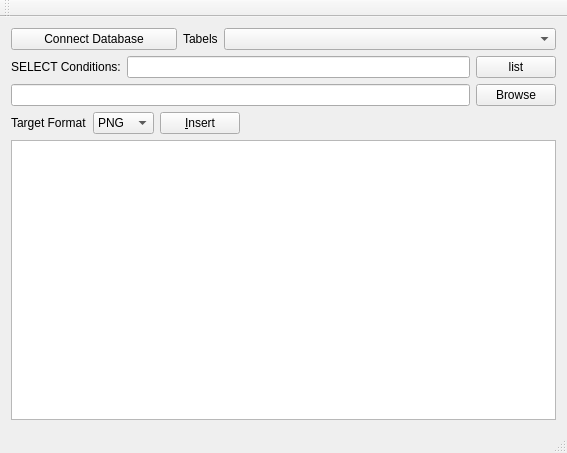
Old version of the form mainwindow.ui in the repository LangYH/DatabaseManagement.
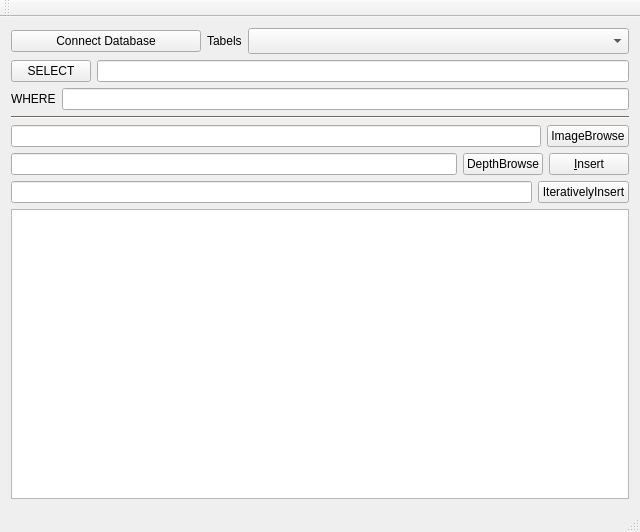
New version of the form.

```diff
--- a/mainwindow.ui
+++ b/mainwindow.ui
@@ -6,15 +6,15 @@
    <rect>
     <x>0</x>
     <y>0</y>
-    <width>567</width>
-    <height>453</height>
+    <width>640</width>
+    <height>532</height>
    </rect>
   </property>
   <property name="windowTitle">
    <string>MainWindow</string>
   </property>
   <widget class="QWidget" name="centralWidget">
-   <layout class="QVBoxLayout" name="verticalLayout">
+   <layout class="QVBoxLayout" name="verticalLayout" stretch="0,0,0,0,0,0,0,1">
     <item>
      <layout class="QHBoxLayout" name="horizontalLayout" stretch="1,0,2">
       <item>
@@ -32,31 +32,468 @@
        </widget>
       </item>
       <item>
-       <widget class="QComboBox" name="tableBox"/>
+       <widget class="QComboBox" name="tableBox">
+        <property name="font">
+         <font>
+          <pointsize>11</pointsize>
+          <weight>50</weight>
+          <bold>false</bold>
+         </font>
+        </property>
+       </widget>
       </item>
      </layout>
     </item>
     <item>
-     <layout class="QHBoxLayout" name="horizontalLayout_2" stretch="0,1,0">
-      <item>
-       <widget class="QLabel" name="label_3">
-        <property name="text">
-         <string>SELECT Conditions:</string>
-        </property>
-       </widget>
-      </item>
-      <item>
-       <widget class="QLineEdit" name="listEdit"/>
-      </item>
+     <layout class="QHBoxLayout" name="horizontalLayout_2" stretch="0,1">
       <item>
        <widget class="QPushButton" name="listButton">
         <property name="text">
-         <string>list</string>
+         <string>SELECT</string>
         </property>
        </widget>
       </item>
+      <item>
+       <widget class="QLineEdit" name="SELECTEdit"/>
+      </item>
      </layout>
     </item>
+    <item>
+     <layout class="QHBoxLayout" name="horizontalLayout_5" stretch="0,1">
+      <item>
+       <widget class="QLabel" name="label_3">
+        <property name="text">
+         <string>WHERE</string>
+        </property>
+       </widget>
+      </item>
+      <item>
+       <widget class="QLineEdit" name="WHEREEdit"/>
+      </item>
+     </layout>
+    </item>
+    <item>
+     <widget class="Line" name="line">
+      <property name="palette">
+       <palette>
+        <active>
+         <colorrole role="WindowText">
+          <brush brushstyle="SolidPattern">
+           <color alpha="255">
+            <red>0</red>
+            <green>0</green>
+            <blue>0</blue>
+           </color>
+          </brush>
+         </colorrole>
+         <colorrole role="Button">
+          <brush brushstyle="SolidPattern">
+           <color alpha="255">
+            <red>225</red>
+            <green>210</green>
+            <blue>196</blue>
+           </color>
+          </brush>
+         </colorrole>
+         <colorrole role="Light">
+          <brush brushstyle="SolidPattern">
+           <color alpha="255">
+            <red>255</red>
+            <green>255</green>
+            <blue>255</blue>
+           </color>
+          </brush>
+         </colorrole>
+         <colorrole role="Midlight">
+          <brush brushstyle="SolidPattern">
+           <color alpha="255">
+            <red>240</red>
+            <green>232</green>
+            <blue>225</blue>
+           </color>
+          </brush>
+         </colorrole>
+         <colorrole role="Dark">
+          <brush brushstyle="SolidPattern">
+           <color alpha="255">
+            <red>112</red>
+            <green>105</green>
+            <blue>98</blue>
+           </color>
+          </brush>
+         </colorrole>
+         <colorrole role="Mid">
+          <brush brushstyle="SolidPattern">
+           <color alpha="255">
+            <red>150</red>
+            <green>140</green>
+            <blue>131</blue>
+           </color>
+          </brush>
+         </colorrole>
+         <colorrole role="Text">
+          <brush brushstyle="SolidPattern">
+           <color alpha="255">
+            <red>0</red>
+            <green>0</green>
+            <blue>0</blue>
+           </color>
+          </brush>
+         </colorrole>
+         <colorrole role="BrightText">
+          <brush brushstyle="SolidPattern">
+           <color alpha="255">
+            <red>255</red>
+            <green>255</green>
+            <blue>255</blue>
+           </color>
+          </brush>
+         </colorrole>
+         <colorrole role="ButtonText">
+          <brush brushstyle="SolidPattern">
+           <color alpha="255">
+            <red>0</red>
+            <green>0</green>
+            <blue>0</blue>
+           </color>
+          </brush>
+         </colorrole>
+         <colorrole role="Base">
+          <brush brushstyle="SolidPattern">
+           <color alpha="255">
+            <red>255</red>
+            <green>255</green>
+            <blue>255</blue>
+           </color>
+          </brush>
+         </colorrole>
+         <colorrole role="Window">
+          <brush brushstyle="SolidPattern">
+           <color alpha="255">
+            <red>225</red>
+            <green>210</green>
+            <blue>196</blue>
+           </color>
+          </brush>
+         </colorrole>
+         <colorrole role="Shadow">
+          <brush brushstyle="SolidPattern">
+           <color alpha="255">
+            <red>0</red>
+            <green>0</green>
+            <blue>0</blue>
+           </color>
+          </brush>
+         </colorrole>
+         <colorrole role="AlternateBase">
+          <brush brushstyle="SolidPattern">
+           <color alpha="255">
+            <red>240</red>
+            <green>232</green>
+            <blue>225</blue>
+           </color>
+          </brush>
+         </colorrole>
+         <colorrole role="ToolTipBase">
+          <brush brushstyle="SolidPattern">
+           <color alpha="255">
+            <red>255</red>
+            <green>255</green>
+            <blue>220</blue>
+           </color>
+          </brush>
+         </colorrole>
+         <colorrole role="ToolTipText">
+          <brush brushstyle="SolidPattern">
+           <color alpha="255">
+            <red>0</red>
+            <green>0</green>
+            <blue>0</blue>
+           </color>
+          </brush>
+         </colorrole>
+        </active>
+        <inactive>
+         <colorrole role="WindowText">
+          <brush brushstyle="SolidPattern">
+           <color alpha="255">
+            <red>0</red>
+            <green>0</green>
+            <blue>0</blue>
+           </color>
+          </brush>
+         </colorrole>
+         <colorrole role="Button">
+          <brush brushstyle="SolidPattern">
+           <color alpha="255">
+            <red>225</red>
+            <green>210</green>
+            <blue>196</blue>
+           </color>
+          </brush>
+         </colorrole>
+         <colorrole role="Light">
+          <brush brushstyle="SolidPattern">
+           <color alpha="255">
+            <red>255</red>
+            <green>255</green>
+            <blue>255</blue>
+           </color>
+          </brush>
+         </colorrole>
+         <colorrole role="Midlight">
+          <brush brushstyle="SolidPattern">
+           <color alpha="255">
+            <red>240</red>
+            <green>232</green>
+            <blue>225</blue>
+           </color>
+          </brush>
+         </colorrole>
+         <colorrole role="Dark">
+          <brush brushstyle="SolidPattern">
+           <color alpha="255">
+            <red>112</red>
+            <green>105</green>
+            <blue>98</blue>
+           </color>
+          </brush>
+         </colorrole>
+         <colorrole role="Mid">
+          <brush brushstyle="SolidPattern">
+           <color alpha="255">
+            <red>150</red>
+            <green>140</green>
+            <blue>131</blue>
+           </color>
+          </brush>
+         </colorrole>
+         <colorrole role="Text">
+          <brush brushstyle="SolidPattern">
+           <color alpha="255">
+            <red>0</red>
+            <green>0</green>
+            <blue>0</blue>
+           </color>
+          </brush>
+         </colorrole>
+         <colorrole role="BrightText">
+          <brush brushstyle="SolidPattern">
+           <color alpha="255">
+            <red>255</red>
+            <green>255</green>
+            <blue>255</blue>
+           </color>
+          </brush>
+         </colorrole>
+         <colorrole role="ButtonText">
+          <brush brushstyle="SolidPattern">
+           <color alpha="255">
+            <red>0</red>
+            <green>0</green>
+            <blue>0</blue>
+           </color>
+          </brush>
+         </colorrole>
+         <colorrole role="Base">
+          <brush brushstyle="SolidPattern">
+           <color alpha="255">
+            <red>255</red>
+            <green>255</green>
+            <blue>255</blue>
+           </color>
+          </brush>
+         </colorrole>
+         <colorrole role="Window">
+          <brush brushstyle="SolidPattern">
+           <color alpha="255">
+            <red>225</red>
+            <green>210</green>
+            <blue>196</blue>
+           </color>
+          </brush>
+         </colorrole>
+         <colorrole role="Shadow">
+          <brush brushstyle="SolidPattern">
+           <color alpha="255">
+            <red>0</red>
+            <green>0</green>
+            <blue>0</blue>
+           </color>
+          </brush>
+         </colorrole>
+         <colorrole role="AlternateBase">
+          <brush brushstyle="SolidPattern">
+           <color alpha="255">
+            <red>240</red>
+            <green>232</green>
+            <blue>225</blue>
+           </color>
+          </brush>
+         </colorrole>
+         <colorrole role="ToolTipBase">
+          <brush brushstyle="SolidPattern">
+           <color alpha="255">
+            <red>255</red>
+            <green>255</green>
+            <blue>220</blue>
+           </color>
+          </brush>
+         </colorrole>
+         <colorrole role="ToolTipText">
+          <brush brushstyle="SolidPattern">
+           <color alpha="255">
+            <red>0</red>
+            <green>0</green>
+            <blue>0</blue>
+           </color>
+          </brush>
+         </colorrole>
+        </inactive>
+        <disabled>
+         <colorrole role="WindowText">
+          <brush brushstyle="SolidPattern">
+           <color alpha="255">
+            <red>112</red>
+            <green>105</green>
+            <blue>98</blue>
+           </color>
+          </brush>
+         </colorrole>
+         <colorrole role="Button">
+          <brush brushstyle="SolidPattern">
+           <color alpha="255">
+            <red>225</red>
+            <green>210</green>
+            <blue>196</blue>
+           </color>
+          </brush>
+         </colorrole>
+         <colorrole role="Light">
+          <brush brushstyle="SolidPattern">
+           <color alpha="255">
+            <red>255</red>
+            <green>255</green>
+            <blue>255</blue>
+           </color>
+          </brush>
+         </colorrole>
+         <colorrole role="Midlight">
+          <brush brushstyle="SolidPattern">
+           <color alpha="255">
+            <red>240</red>
+            <green>232</green>
+            <blue>225</blue>
+           </color>
+          </brush>
+         </colorrole>
+         <colorrole role="Dark">
+          <brush brushstyle="SolidPattern">
+           <color alpha="255">
+            <red>112</red>
+            <green>105</green>
+            <blue>98</blue>
+           </color>
+          </brush>
+         </colorrole>
+         <colorrole role="Mid">
+          <brush brushstyle="SolidPattern">
+           <color alpha="255">
+            <red>150</red>
+            <green>140</green>
+            <blue>131</blue>
+           </color>
+          </brush>
+         </colorrole>
+         <colorrole role="Text">
+          <brush brushstyle="SolidPattern">
+           <color alpha="255">
+            <red>112</red>
+            <green>105</green>
+            <blue>98</blue>
+           </color>
+          </brush>
+         </colorrole>
+         <colorrole role="BrightText">
+          <brush brushstyle="SolidPattern">
+           <color alpha="255">
+            <red>255</red>
+            <green>255</green>
+            <blue>255</blue>
+           </color>
+          </brush>
+         </colorrole>
+         <colorrole role="ButtonText">
+          <brush brushstyle="SolidPattern">
+           <color alpha="255">
+            <red>112</red>
+            <green>105</green>
+            <blue>98</blue>
+           </color>
+          </brush>
+         </colorrole>
+         <colorrole role="Base">
+          <brush brushstyle="SolidPattern">
+           <color alpha="255">
+            <red>225</red>
+            <green>210</green>
+            <blue>196</blue>
+           </color>
+          </brush>
+         </colorrole>
+         <colorrole role="Window">
+          <brush brushstyle="SolidPattern">
+           <color alpha="255">
+            <red>225</red>
+            <green>210</green>
+            <blue>196</blue>
+           </color>
+          </brush>
+         </colorrole>
+         <colorrole role="Shadow">
+          <brush brushstyle="SolidPattern">
+           <color alpha="255">
+            <red>0</red>
+            <green>0</green>
+            <blue>0</blue>
+           </color>
+          </brush>
+         </colorrole>
+         <colorrole role="AlternateBase">
+          <brush brushstyle="SolidPattern">
+           <color alpha="255">
+            <red>225</red>
+            <green>210</green>
+            <blue>196</blue>
+           </color>
+          </brush>
+         </colorrole>
+         <colorrole role="ToolTipBase">
+          <brush brushstyle="SolidPattern">
+           <color alpha="255">
+            <red>255</red>
+            <green>255</green>
+            <blue>220</blue>
+           </color>
+          </brush>
+         </colorrole>
+         <colorrole role="ToolTipText">
+          <brush brushstyle="SolidPattern">
+           <color alpha="255">
+            <red>0</red>
+            <green>0</green>
+            <blue>0</blue>
+           </color>
+          </brush>
+         </colorrole>
+        </disabled>
+       </palette>
+      </property>
+      <property name="orientation">
+       <enum>Qt::Horizontal</enum>
+      </property>
+     </widget>
+    </item>
     <item>
      <layout class="QHBoxLayout" name="horizontalLayout_3" stretch="0,0">
       <item>
@@ -65,45 +502,24 @@
       <item>
        <widget class="QPushButton" name="browseButton">
         <property name="text">
-         <string>Browse</string>
+         <string>ImageBrowse</string>
         </property>
        </widget>
       </item>
      </layout>
     </item>
     <item>
-     <layout class="QHBoxLayout" name="horizontalLayout_4">
+     <layout class="QHBoxLayout" name="horizontalLayout_4" stretch="1,0,0">
       <item>
-       <widget class="QLabel" name="label">
+       <widget class="QLineEdit" name="depthpathEdit"/>
+      </item>
+      <item>
+       <widget class="QPushButton" name="depthBrowseButton">
         <property name="text">
-         <string>Target Format</string>
+         <string>DepthBrowse</string>
         </property>
        </widget>
       </item>
-      <item>
-       <widget class="QComboBox" name="filterBox">
-        <item>
-         <property name="text">
-          <string>PNG</string>
-         </property>
-        </item>
-        <item>
-         <property name="text">
-          <string>JPG</string>
-         </property>
-        </item>
-        <item>
-         <property name="text">
-          <string>JPEG</string>
-         </property>
-        </item>
-        <item>
-         <property name="text">
-          <string/>
-         </property>
-        </item>
-       </widget>
-      </item>
       <item>
        <widget class="QPushButton" name="insertButton">
         <property name="text">
@@ -111,23 +527,32 @@
         </property>
        </widget>
       </item>
+     </layout>
+    </item>
+    <item>
+     <layout class="QHBoxLayout" name="horizontalLayout_6">
       <item>
-       <spacer name="horizontalSpacer">
-        <property name="orientation">
-         <enum>Qt::Horizontal</enum>
+       <widget class="QLineEdit" name="iterativelyInsertEdit"/>
+      </item>
+      <item>
+       <widget class="QPushButton" name="iterativelyInsertButton">
+        <property name="text">
+         <string>IterativelyInsert</string>
         </property>
-        <property name="sizeHint" stdset="0">
-         <size>
-          <width>40</width>
-          <height>20</height>
-         </size>
-        </property>
-       </spacer>
+       </widget>
       </item>
      </layout>
     </item>
     <item>
-     <widget class="QTextBrowser" name="textBrowser"/>
+     <widget class="QTextBrowser" name="textBrowser">
+      <property name="font">
+       <font>
+        <pointsize>13</pointsize>
+        <weight>75</weight>
+        <bold>true</bold>
+       </font>
+      </property>
+     </widget>
     </item>
    </layout>
   </widget>
```
Left out of the diff: 6 changed lines with no effect on the pictures.
